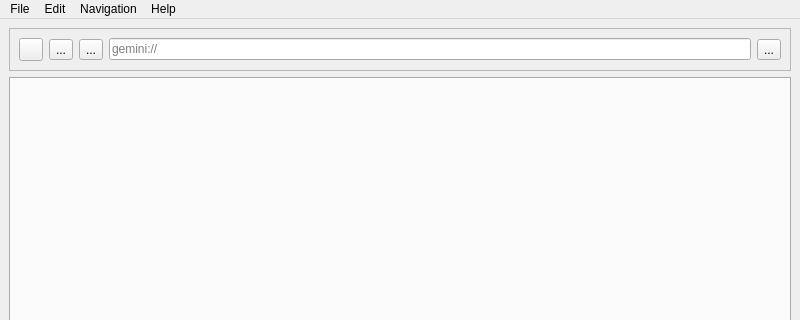
This is src/Desktop/gembrowser.ui in artwaw/GemBrowser as Qt 5 draws it before an edit; both pictures show x 0 to 800 and y 0 to 320 of the 800 by 600 pixel window. The edited form follows.
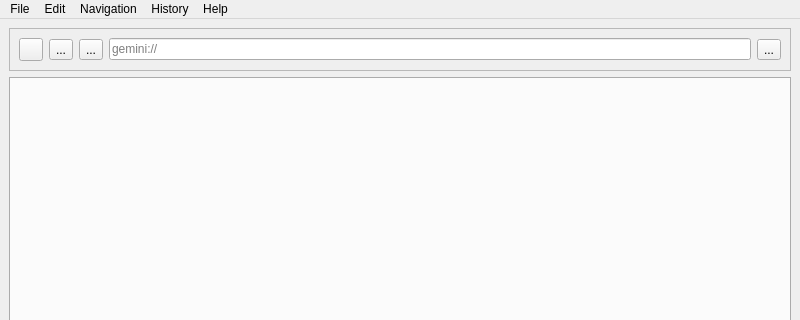
This is the edited form. Icons and pictures are not drawn.

Commit message: History service and links interaction development

What changed in the file:
```diff
--- a/src/Desktop/gembrowser.ui
+++ b/src/Desktop/gembrowser.ui
@@ -148,9 +148,17 @@
     <addaction name="separator"/>
     <addaction name="actionAbout"/>
    </widget>
+   <widget class="QMenu" name="menuHistory">
+    <property name="title">
+     <string>History</string>
+    </property>
+    <addaction name="separator"/>
+    <addaction name="action_Clear_history"/>
+   </widget>
    <addaction name="menuFile"/>
    <addaction name="menuEdit"/>
    <addaction name="menuNavigation"/>
+   <addaction name="menuHistory"/>
    <addaction name="menuHelp"/>
   </widget>
   <widget class="QStatusBar" name="statusbar"/>
```
Left out of the diff: 5 changed lines with no effect on the pictures. The commit also changes 7 other files.
